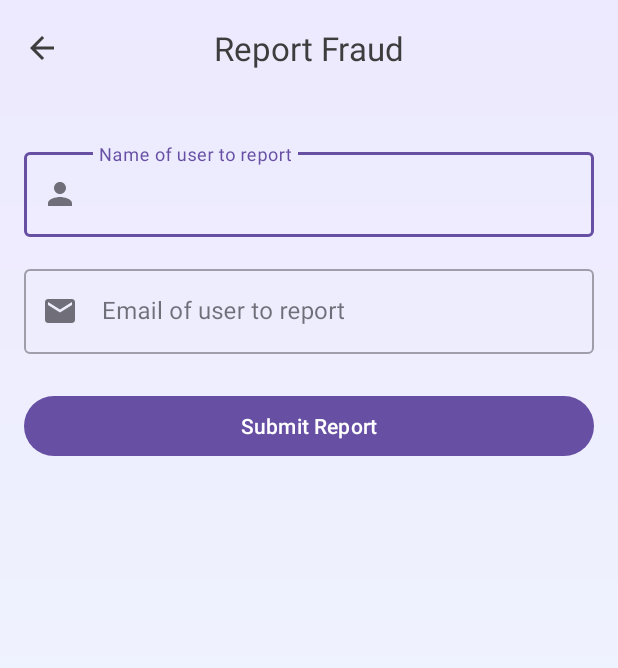
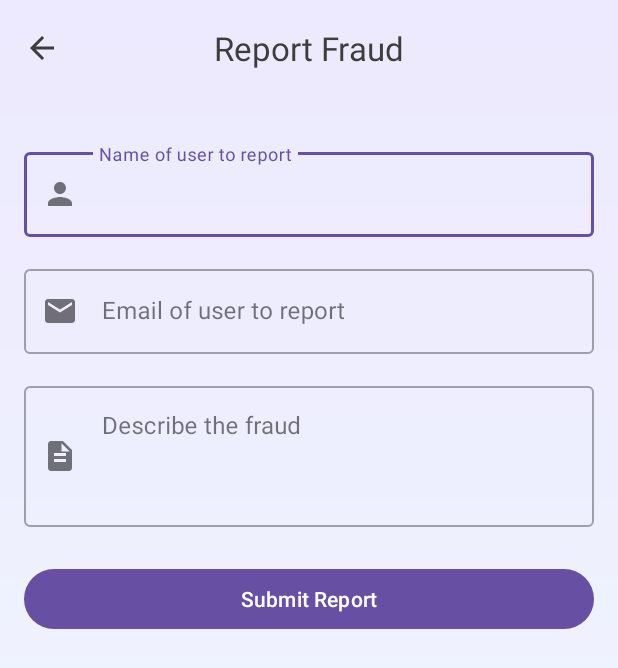
Before and after one commit to Navneetk4y4/Fyndora, an Android app: the ReportFraudActivity screen opened directly, with no data from a screen before it, after a tap on "Submit Report", on a phone screen of 412 x 824 dp. Shown: the top 668 px of the screen. Run offline under Robolectric (Android 15) with nearby library versions, the phone set to English and light mode, and no system bars; our stand-ins replace Firebase (no records; nobody signed in at launch, a user with empty details on screens opened directly).

Commit message:
changed report file design

```diff
--- a/LostAndFound/app/src/main/java/com/example/lostandfound/ReportFraudActivity.kt
+++ b/LostAndFound/app/src/main/java/com/example/lostandfound/ReportFraudActivity.kt
@@ -12,6 +12,7 @@ class ReportFraudActivity : AppCompatActivity() {
 
     private lateinit var editTextName: EditText
     private lateinit var editTextEmail: EditText
+    private lateinit var editTextDescription: EditText
     private lateinit var buttonSubmit: Button
 
     override fun onCreate(savedInstanceState: Bundle?) {
@@ -25,6 +26,7 @@ class ReportFraudActivity : AppCompatActivity() {
 
         editTextName = findViewById(R.id.editTextName)
         editTextEmail = findViewById(R.id.editTextEmail)
+        editTextDescription = findViewById(R.id.editTextDescription)
         buttonSubmit = findViewById(R.id.buttonSubmit)
 
         buttonSubmit.setOnClickListener {
@@ -35,8 +37,9 @@ class ReportFraudActivity : AppCompatActivity() {
     private fun submitReport() {
         val name = editTextName.text.toString().trim()
         val email = editTextEmail.text.toString().trim()
+        val description = editTextDescription.text.toString().trim()
 
-        if (name.isEmpty() || email.isEmpty()) {
+        if (name.isEmpty() || email.isEmpty() || description.isEmpty()) {
             Toast.makeText(this, "Please fill all fields", Toast.LENGTH_SHORT).show()
             return
         }
@@ -45,7 +48,7 @@ class ReportFraudActivity : AppCompatActivity() {
         val reportsRef = database.getReference("reports")
 
         val reportId = reportsRef.push().key
-        val report = Report(name, email)
+        val report = Report(name, email, description)
 
         if (reportId != null) {
             reportsRef.child(reportId).setValue(report)
@@ -59,5 +62,5 @@ class ReportFraudActivity : AppCompatActivity() {
         }
     }
 
-    data class Report(val name: String, val email: String)
+    data class Report(val name: String, val email: String, val description: String)
 }
--- /dev/null
+++ b/LostAndFound/app/src/main/res/drawable/ic_description.xml
@@ -0,0 +1,10 @@
+<vector xmlns:android="http://schemas.android.com/apk/res/android"
+    android:width="24dp"
+    android:height="24dp"
+    android:viewportWidth="24"
+    android:viewportHeight="24"
+    android:tint="?attr/colorControlNormal">
+  <path
+      android:fillColor="@android:color/white"
+      android:pathData="M14,2L6,2c-1.1,0 -1.99,0.9 -1.99,2L4,20c0,1.1 0.89,2 1.99,2L18,22c1.1,0 2,-0.9 2,-2L20,8l-6,-6zM16,16L8,16v-2h8v2zM16,12L8,12v-2h8v2zM13,9L13,3.5L18.5,9L13,9z"/>
+</vector>
--- a/LostAndFound/app/src/main/res/layout/activity_report_fraud.xml
+++ b/LostAndFound/app/src/main/res/layout/activity_report_fraud.xml
@@ -54,6 +54,25 @@
 
         </com.google.android.material.textfield.TextInputLayout>
 
+        <com.google.android.material.textfield.TextInputLayout
+            style="@style/Widget.MaterialComponents.TextInputLayout.OutlinedBox"
+            android:layout_width="match_parent"
+            android:layout_height="wrap_content"
+            android:layout_marginTop="16dp"
+            app:startIconDrawable="@drawable/ic_description">
+
+            <com.google.android.material.textfield.TextInputEditText
+                android:id="@+id/editTextDescription"
+                android:layout_width="match_parent"
+                android:layout_height="wrap_content"
+                android:hint="Describe the fraud"
+                android:inputType="textMultiLine"
+                android:minLines="3"
+                android:gravity="top|start"
+                android:paddingStart="50dp" />
+
+        </com.google.android.material.textfield.TextInputLayout>
+
         <com.google.android.material.button.MaterialButton
             android:id="@+id/buttonSubmit"
             android:layout_width="match_parent"
```
